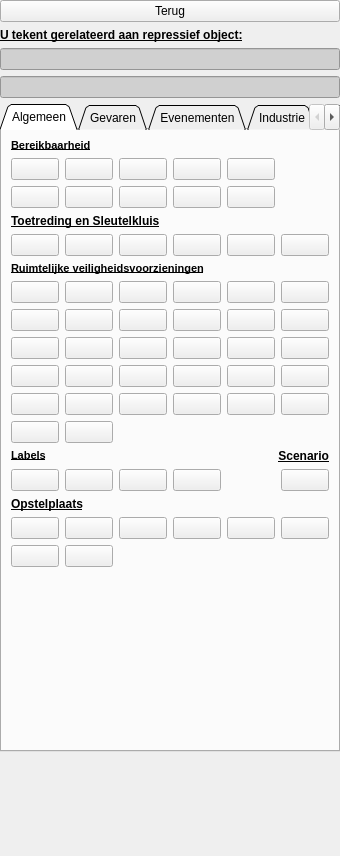
Above: plugin/oiv/repressief_object/oiv_object_tekenen_widget.ui from OIV-NL-QGIS/QGIS_project before the change. Below: the same form after it.
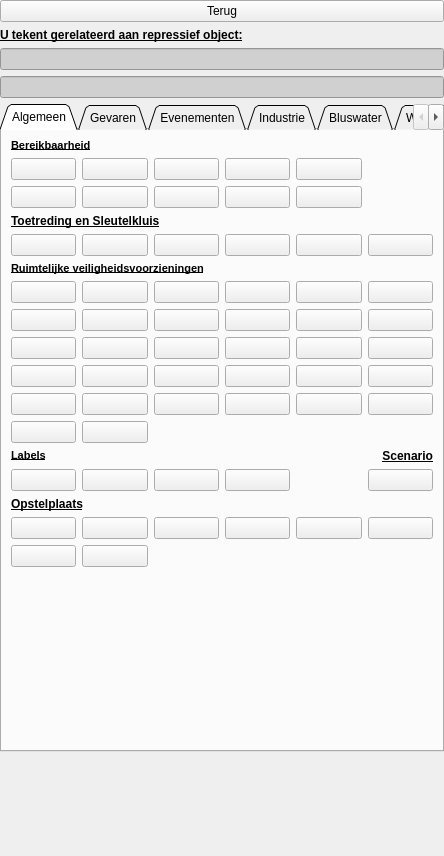
That is the form after the change. Icons and pictures are not drawn.

Commit message:
Issues oiv interface 3 5 0 (#362)
* Make fields not editable

resolves #360

* Update oiv_create_grid.py

resolves #356

The edit to the form file:
```diff
--- a/plugin/oiv/repressief_object/oiv_object_tekenen_widget.ui
+++ b/plugin/oiv/repressief_object/oiv_object_tekenen_widget.ui
@@ -6,7 +6,7 @@
    <rect>
     <x>0</x>
     <y>0</y>
-    <width>340</width>
+    <width>444</width>
     <height>856</height>
    </rect>
   </property>
@@ -58,7 +58,7 @@
         <rect>
          <x>0</x>
          <y>0</y>
-         <width>340</width>
+         <width>444</width>
          <height>748</height>
         </rect>
        </property>
@@ -113,6 +113,9 @@
           </item>
           <item>
            <widget class="QLineEdit" name="formelenaam">
+            <property name="enabled">
+             <bool>false</bool>
+            </property>
             <property name="sizePolicy">
              <sizepolicy hsizetype="Minimum" vsizetype="Fixed">
               <horstretch>0</horstretch>
@@ -121,7 +124,8 @@
             </property>
             <property name="styleSheet">
              <string notr="true">background-color: rgb(208, 208, 208);
-border-color: rgba(255, 255, 255, 0);</string>
+border-color: rgba(255, 255, 255, 0);
+color: rgb(0, 0, 0);</string>
             </property>
            </widget>
           </item>
```
The commit also changes 6 other files.
